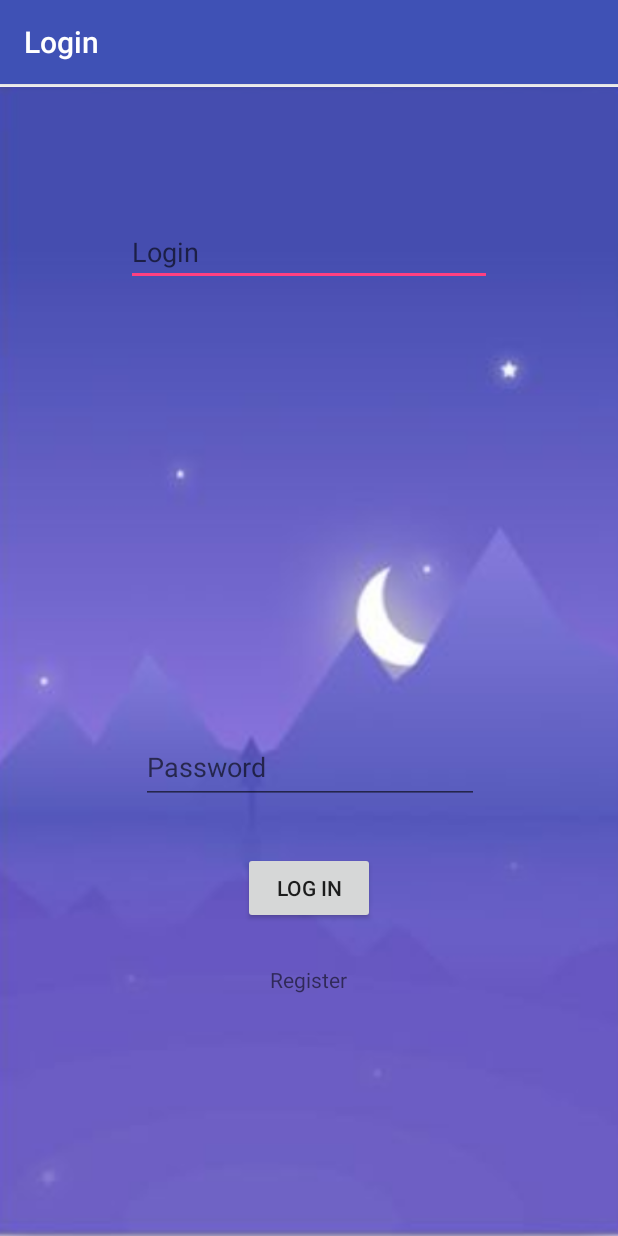
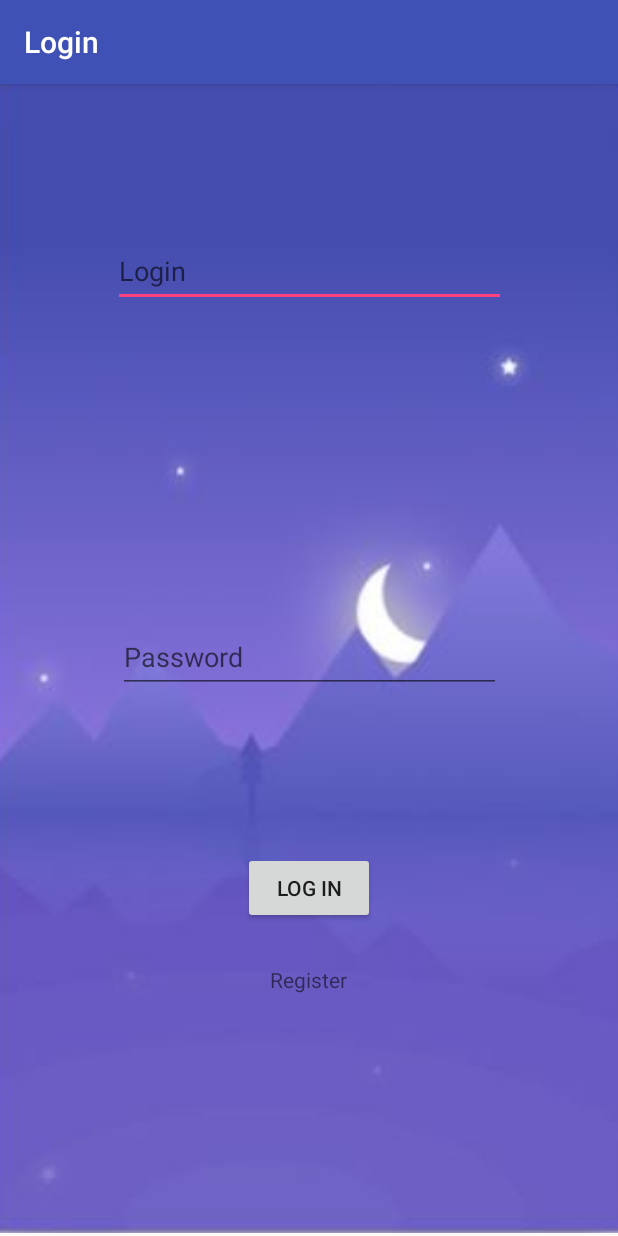
Before and after one commit to AlcyAlberto/ElzoPOS, an Android app: the screen it shows after launch (LoginActivity), on a phone screen of 412 x 824 dp. Run offline under Robolectric (Android 15) with nearby library versions, the phone set to English and light mode, and no system bars; our stand-ins replace Volley.

Commit message:
Login working - But only going to MC

```diff
--- a/app/src/main/AndroidManifest.xml
+++ b/app/src/main/AndroidManifest.xml
@@ -2,7 +2,7 @@
 <manifest xmlns:android="http://schemas.android.com/apk/res/android"
     package="com.example.aacevedo6716.elzo_pos">
 
-    <uses-permission android:name="android.permission.INTERNET"></uses-permission>
+    <uses-permission android:name="android.permission.INTERNET" />
 
     <application
         android:allowBackup="true"
@@ -18,7 +18,8 @@
                 <category android:name="android.intent.category.LAUNCHER" />
             </intent-filter>
         </activity>
-        <activity android:name=".RegisterActivity"></activity>
+        <activity android:name=".RegisterActivity" />
+        <activity android:name=".AdminActivity"></activity>
     </application>
 
 </manifest>
--- a/app/src/main/res/layout/activity_login.xml
+++ b/app/src/main/res/layout/activity_login.xml
@@ -19,7 +19,7 @@
         app:layout_constraintLeft_toLeftOf="parent"
         app:layout_constraintRight_toRightOf="parent"
         app:layout_constraintTop_toTopOf="parent"
-        app:layout_constraintVertical_bias="1.0"
+        app:layout_constraintVertical_bias="0.0"
         app:srcCompat="@drawable/background"
         tools:layout_constraintBottom_creator="1"
         tools:layout_constraintLeft_creator="1"
@@ -28,37 +28,37 @@
 
     <EditText
         android:id="@+id/etUserName"
-        android:layout_width="0dp"
-        android:layout_height="43dp"
+        android:layout_width="262dp"
+        android:layout_height="47dp"
         android:layout_marginStart="84dp"
         android:ems="10"
         android:hint="Login"
         android:inputType="textPersonName"
         tools:hint="Username"
         tools:layout_constraintTop_creator="1"
-        android:layout_marginTop="91dp"
+        android:layout_marginTop="101dp"
         tools:layout_constraintLeft_creator="1"
         app:layout_constraintTop_toTopOf="parent"
         tools:layout_constraintRight_creator="1"
         android:layout_marginEnd="84dp"
         app:layout_constraintRight_toRightOf="parent"
-        app:layout_constraintLeft_toLeftOf="parent" />
+        app:layout_constraintLeft_toLeftOf="parent"
+        app:layout_constraintHorizontal_bias="0.496" />
 
     <EditText
         android:id="@+id/etPassword"
-        android:layout_width="225dp"
-        android:layout_height="49dp"
+        android:layout_width="255dp"
+        android:layout_height="48dp"
         android:layout_marginBottom="80dp"
         android:layout_marginTop="83dp"
         android:ems="10"
         android:hint="Password"
         android:inputType="textPassword"
         app:layout_constraintBottom_toBottomOf="@+id/btnLogin"
-        app:layout_constraintHorizontal_bias="0.503"
         app:layout_constraintLeft_toLeftOf="parent"
         app:layout_constraintRight_toRightOf="parent"
         app:layout_constraintTop_toTopOf="@+id/etUserName"
-        app:layout_constraintVertical_bias="1.0"
+        app:layout_constraintVertical_bias="0.702"
         tools:hint="Password"
         tools:layout_constraintBottom_creator="1"
         tools:layout_constraintLeft_creator="1"
```
Also changed, not shown: app/src/main/java/com/example/aacevedo6716/elzo_pos/AdminActivity.java (added, +40 -0 lines), app/src/main/java/com/example/aacevedo6716/elzo_pos/LoginActivity.java (+59 -1 lines), app/src/main/java/com/example/aacevedo6716/elzo_pos/LoginRequest.java (+24 -1 lines), app/src/main/res/layout/activity_admin.xml (added, +46 -0 lines).
